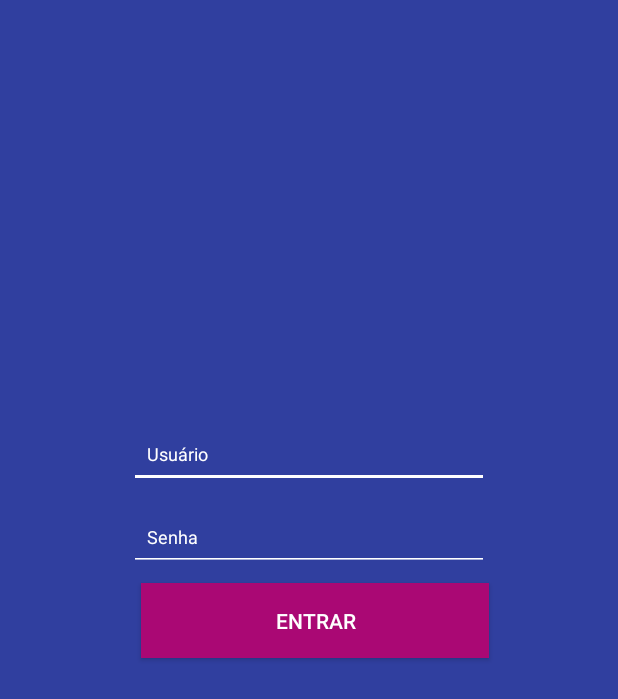
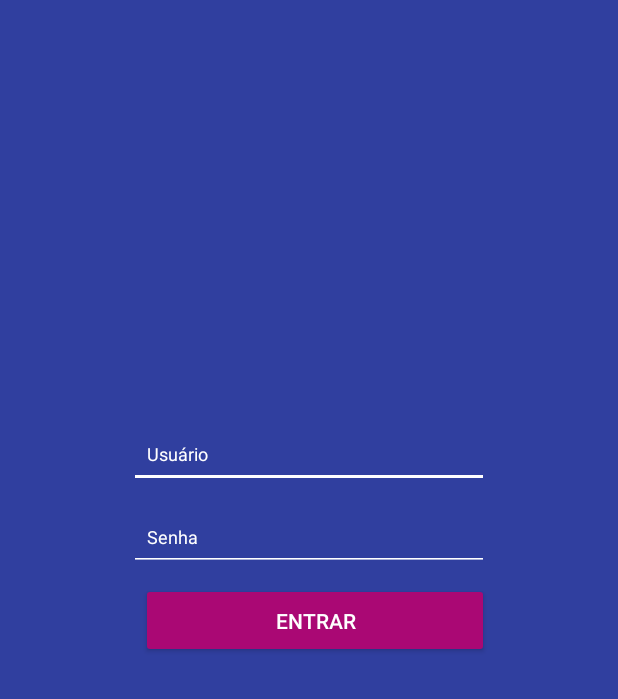
Before and after one commit to mateusmaaia/ceos, an Android app: the screen it shows after launch (MainActivity), on a phone screen of 412 x 824 dp. Shown: the top 699 px of the screen. Run offline under Robolectric (Android 15) with nearby library versions, the phone set to English and light mode, and no system bars; our stand-ins replace data binding; 2 statements that could not run were skipped.

Commit message:
Minimal button class fix

```diff
--- a/app/src/main/res/layout/activity_main.xml
+++ b/app/src/main/res/layout/activity_main.xml
@@ -90,7 +90,7 @@
             android:layout_below="@+id/password"
             android:layout_marginStart="8dp"
             android:layout_marginTop="8dp"
-            android:background="@color/backgroundButton"
+            android:backgroundTint="@color/backgroundButton"
             android:paddingStart="12dp"
             android:paddingLeft="12dp"
             android:paddingEnd="12dp"
```
